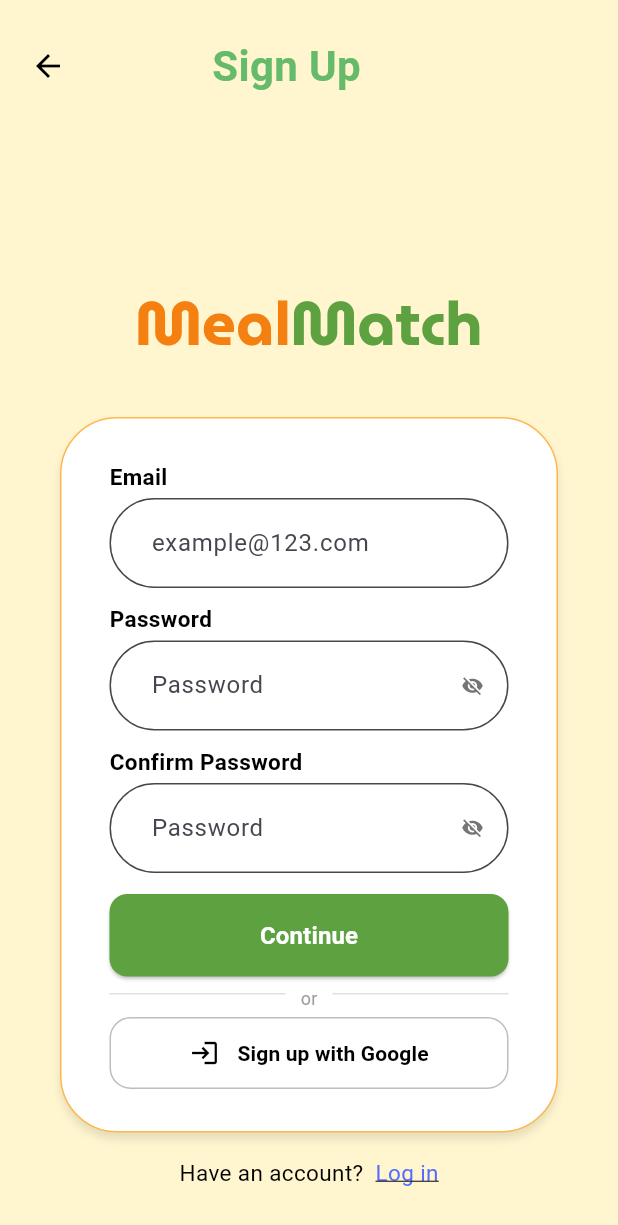
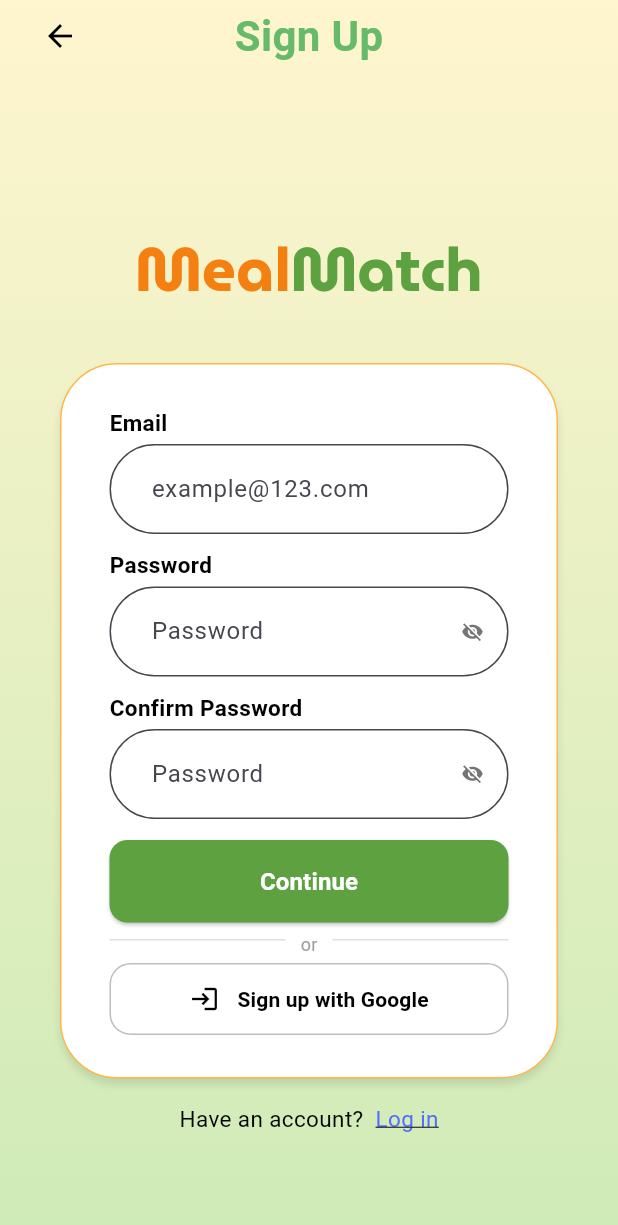
Before and after one commit to francineannealvarez/MealMatch-Group3, a Flutter app: the SignUpScreen screen opened by its route, on a phone screen of 412 x 824 dp. Shown: the top 1225 px of the screen. Run offline on Flutter 3.47's test engine with Material 3 defaults, Android fonts, the phone set to English and light mode, and no system bars; our stand-ins replace cloud_firestore, firebase_auth, firebase_core, fl_chart, google_sign_in, image_picker and 2 more; accounts and stored records are empty; network calls fail.

Commit message:
fix dialog and sign up

```diff
--- a/mealmatch/lib/screens/login_screen.dart
+++ b/mealmatch/lib/screens/login_screen.dart
@@ -328,7 +328,7 @@ class _LoginScreenState extends State<LoginScreen> {
   }
 
   void handleBack() {
-    Navigator.pop(context); // Navigate back to greet/welcome screen
+    Navigator.popUntil(context, (route) => route.isFirst);
   }
 
   void handleGoogleLogin(BuildContext context) async {
--- a/mealmatch/lib/screens/signup_screen.dart
+++ b/mealmatch/lib/screens/signup_screen.dart
@@ -98,7 +98,7 @@ class _SignUpScreenState extends State<SignUpScreen> {
         _cooldownTimer?.cancel();
       }
     } else {
-      Navigator.pop(context);
+      Navigator.popUntil(context, (route) => route.isFirst);
     }
   }
 
@@ -166,8 +166,13 @@ class _SignUpScreenState extends State<SignUpScreen> {
         width: double.infinity,
         height: double.infinity,
         decoration: BoxDecoration(
-          color: Color(0xFFFFF5CF),
+          gradient: LinearGradient(
+            begin: Alignment.topCenter,
+            end: Alignment.bottomCenter,
+            colors: [Color(0xFFFFF5CF), Color(0xFFCFEBB7)],
           ),
+        ),
+        child: SafeArea(
           child: Column(
             children: [
               _buildAppBar(context),
@@ -179,29 +184,34 @@ class _SignUpScreenState extends State<SignUpScreen> {
             ],
           ),
         ),
+      ),
     );
   }
 
   Widget _buildAppBar(BuildContext context) {
     return Container(
-      width: double.infinity,
-      padding: EdgeInsets.only(top: 24, right: 38, bottom: 20, left: 8),
+      padding: const EdgeInsets.symmetric(
+        horizontal: 16,
+        vertical: 0,
+      ),
       child: Stack(
         alignment: Alignment.center,
         children: [
-          Positioned(
-            left: 0,
+          Align(
+            alignment: Alignment.centerLeft,
             child: IconButton(
               icon: Icon(Icons.arrow_back, color: Colors.black),
               onPressed: () => handleBack(context),
             ),
           ),
-          Text(
-            "Sign Up",
+          Center(
+            child: Text(
+              'Sign Up',
               style: TextStyle(
                 fontSize: 28,
                 fontWeight: FontWeight.bold,
                 color: Colors.green[400],
+              ),
             ),
           ),
         ],
@@ -911,27 +921,6 @@ class _SignUpScreenState extends State<SignUpScreen> {
     }
   }
 
-  /*void _onGoogleLoginPressed(BuildContext context) {
-    Navigator.of(context).push(
-      MaterialPageRoute(
-        fullscreenDialog: true,
-        builder: (_) => Scaffold(
-          appBar: AppBar(
-            leading: IconButton(
-              icon: const Icon(Icons.arrow_back),
-              onPressed: () => Navigator.of(context).pop(),
-            ),
-            title: const Text('Choose Google account'),
-            backgroundColor: Colors.white,
-            foregroundColor: Colors.black,
-            elevation: 0,
-          ),
-          body: const Center(child: Text('Google Sign-In UI goes here')),
-        ),
-      ),
-    );
-  }*/
-
   void _onLoginTapped(BuildContext context) {
     Navigator.of(context).pushNamed('/login');
   }
--- a/mealmatch/lib/services/profile_service.dart
+++ b/mealmatch/lib/services/profile_service.dart
@@ -276,7 +276,7 @@ class ProfileService {
     }
   }
 
-  // Get achievements (with subcollection support)
+  // 🎖️ Get achievements (with subcollection support)
   Future<List<Map<String, dynamic>>> getAchievements() async {
     try {
       final userId = currentUserId;
@@ -540,7 +540,7 @@ class ProfileService {
     }
   }
 
-  // Mark achievements as viewed
+  // 🔄 Mark achievements as viewed
   Future<void> markAchievementsAsViewed(List<String> achievementIds) async {
     try {
       final userId = currentUserId;
@@ -569,7 +569,7 @@ class ProfileService {
     }
   }
 
-  // Check if user has new achievements
+  //  Check if user has new achievements
   Future<bool> hasNewAchievements() async {
     try {
       final achievements = await getAchievements();
```
Also changed, not shown: mealmatch/lib/screens/getstarted_screen.dart (+6 -2 lines), mealmatch/lib/screens/homepage_screen.dart (+115 -0 lines). Lines whose indentation alone changed are shown as unchanged.
